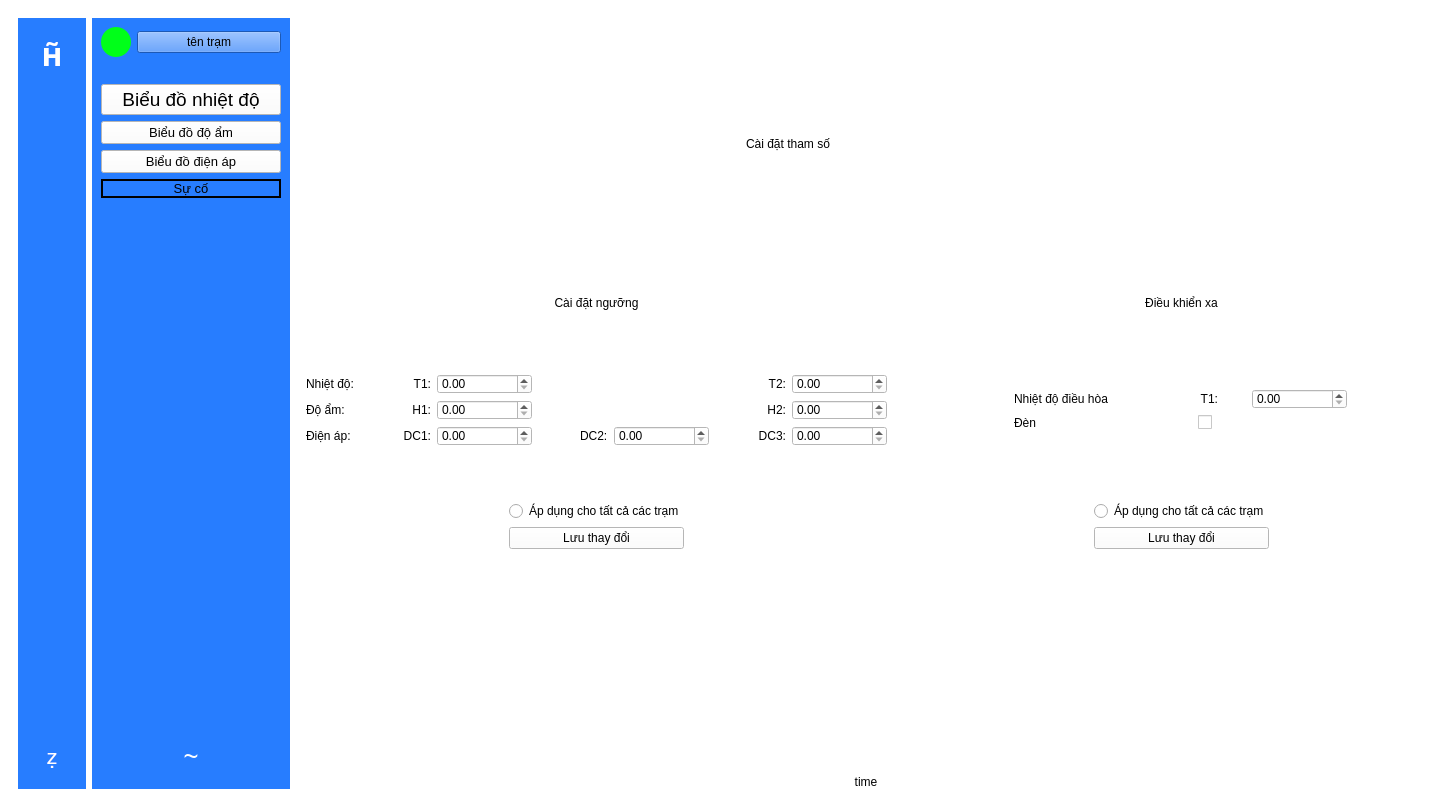
Above: ui designer/main.ui from dangcute99/De-tai-2024 before the change. Below: the same form after it.
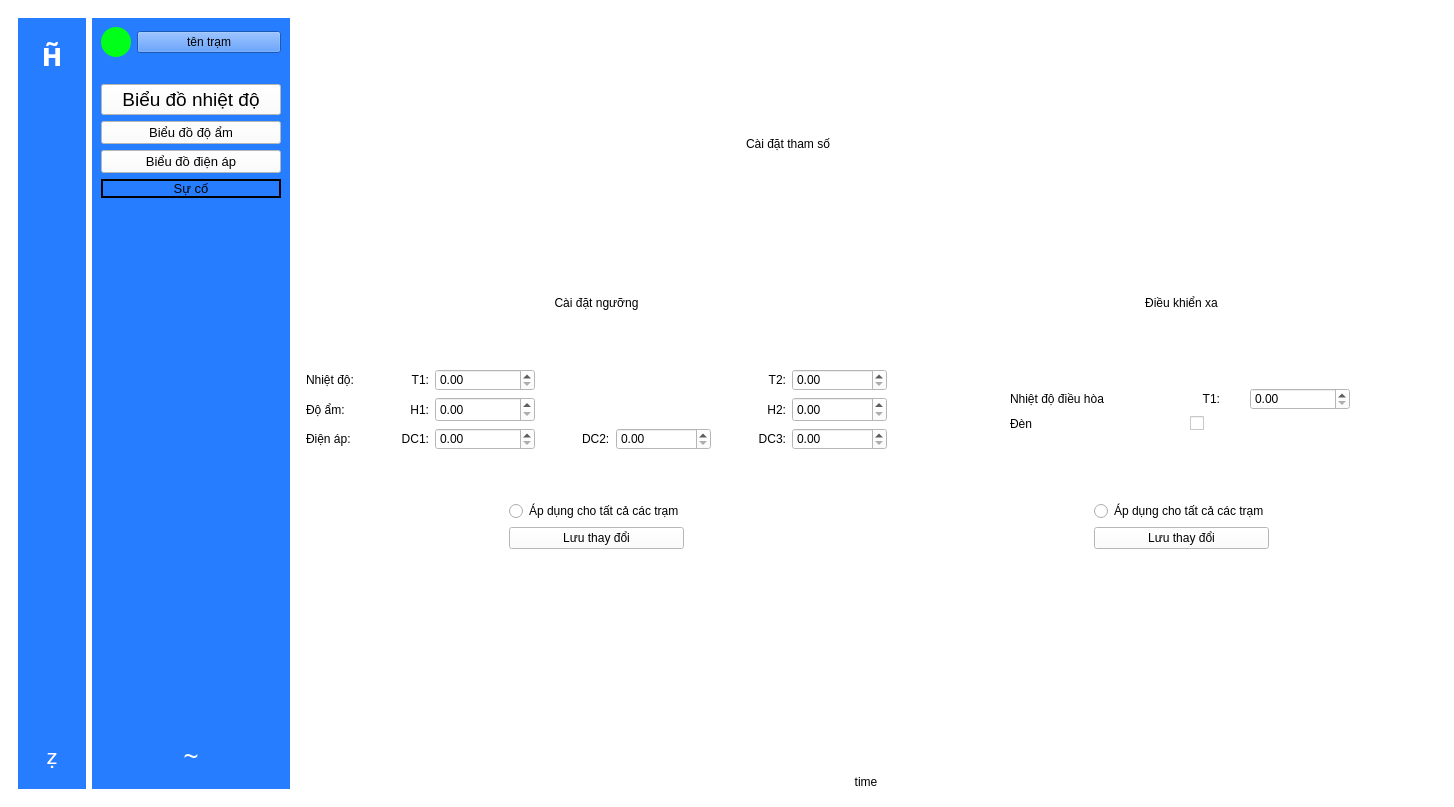
That is the form after the change. Icons and pictures are not drawn.

```diff
--- a/ui designer/main.ui
+++ b/ui designer/main.ui
@@ -2706,14 +2706,14 @@
                   <widget class="QDoubleSpinBox" name="doubleSpinBox">
                    <property name="minimumSize">
                     <size>
-                     <width>95</width>
+                     <width>100</width>
                      <height>20</height>
                     </size>
                    </property>
                    <property name="maximumSize">
                     <size>
-                     <width>95</width>
-                     <height>20</height>
+                     <width>100</width>
+                     <height>50</height>
                     </size>
                    </property>
                    <property name="styleSheet">
@@ -2725,14 +2725,14 @@
                   <widget class="QDoubleSpinBox" name="doubleSpinBox_2">
                    <property name="minimumSize">
                     <size>
-                     <width>95</width>
-                     <height>20</height>
+                     <width>100</width>
+                     <height>25</height>
                     </size>
                    </property>
                    <property name="maximumSize">
                     <size>
-                     <width>95</width>
-                     <height>20</height>
+                     <width>100</width>
+                     <height>50</height>
                     </size>
                    </property>
                   </widget>
@@ -2747,8 +2747,8 @@
                    </property>
                    <property name="maximumSize">
                     <size>
-                     <width>95</width>
-                     <height>20</height>
+                     <width>100</width>
+                     <height>50</height>
                     </size>
                    </property>
                   </widget>
@@ -2855,8 +2855,8 @@
                    </property>
                    <property name="maximumSize">
                     <size>
-                     <width>95</width>
-                     <height>20</height>
+                     <width>100</width>
+                     <height>50</height>
                     </size>
                    </property>
                   </widget>
@@ -2898,8 +2898,8 @@
                    </property>
                    <property name="maximumSize">
                     <size>
-                     <width>95</width>
-                     <height>20</height>
+                     <width>100</width>
+                     <height>50</height>
                     </size>
                    </property>
                   </widget>
@@ -2914,8 +2914,8 @@
                    </property>
                    <property name="maximumSize">
                     <size>
-                     <width>95</width>
-                     <height>20</height>
+                     <width>100</width>
+                     <height>50</height>
                     </size>
                    </property>
                   </widget>
@@ -2930,8 +2930,8 @@
                    </property>
                    <property name="maximumSize">
                     <size>
-                     <width>95</width>
-                     <height>20</height>
+                     <width>100</width>
+                     <height>50</height>
                     </size>
                    </property>
                   </widget>
@@ -3041,10 +3041,68 @@
                   <widget class="QCheckBox" name="checkBox">
                    <property name="maximumSize">
                     <size>
-                     <width>20</width>
-                     <height>20</height>
+                     <width>30</width>
+                     <height>30</height>
                     </size>
                    </property>
+                   <property name="styleSheet">
+                    <string notr="true">
+            QCheckBox: {
+                &quot;spacing&quot;: &quot;7px&quot;,
+                &quot;color&quot;: &quot;#333333&quot;,
+                &quot;padding&quot;: &quot;3px&quot;,
+                &quot;indicator&quot;: {
+                    &quot;width&quot;: &quot;18px&quot;,
+                    &quot;height&quot;: &quot;18px&quot;,
+                    &quot;border&quot;: &quot;2px solid #999999&quot;,
+                    &quot;border-radius&quot;: &quot;3px&quot;,
+                    &quot;background-color&quot;: &quot;white&quot;,
+                    &quot;image-position&quot;: &quot;center center&quot;,
+                    &quot;hover&quot;: {
+                        &quot;border-color&quot;: &quot;#0078D7&quot;
+                    }
+                },
+                &quot;checked&quot;: {
+                    &quot;indicator&quot;: {
+                        &quot;background-color&quot;: &quot;#0078D7&quot;,
+                        &quot;border-color&quot;: &quot;#0078D7&quot;
+                    }
+                },
+                &quot;unchecked&quot;: {
+                    &quot;indicator&quot;: {
+                        &quot;background-color&quot;: &quot;white&quot;
+                    }
+                },
+                &quot;indeterminate&quot;: {
+                    &quot;indicator&quot;: {
+                        &quot;background-color&quot;: &quot;#f0f0f0&quot;
+                    }
+                },
+                &quot;disabled&quot;: {
+                    &quot;color&quot;: &quot;#999999&quot;,
+                    &quot;indicator&quot;: {
+                        &quot;border-color&quot;: &quot;#cccccc&quot;,
+                        &quot;background-color&quot;: &quot;#f0f0f0&quot;
+                    }
+                },
+                &quot;focus&quot;: {
+                    &quot;indicator&quot;: {
+                        &quot;border-color&quot;: &quot;#0078D7&quot;
+                    }
+                },
+                &quot;hover&quot;: {
+                    &quot;color&quot;: &quot;#000000&quot;
+                },
+                &quot;pressed&quot;: {
+                    &quot;indicator&quot;: {
+                        &quot;border-color&quot;: &quot;#005a9e&quot;,
+                        &quot;background-color&quot;: &quot;#e5f3ff&quot;
+                    }
+                }
+            }
+    
+  </string>
+                   </property>
                    <property name="text">
                     <string/>
                    </property>
@@ -3052,6 +3110,12 @@
                  </item>
                  <item row="3" column="0">
                   <widget class="QLabel" name="label_66">
+                   <property name="maximumSize">
+                    <size>
+                     <width>16777215</width>
+                     <height>50</height>
+                    </size>
+                   </property>
                    <property name="text">
                     <string>Đèn</string>
                    </property>
@@ -3097,14 +3161,14 @@
                   <widget class="QDoubleSpinBox" name="doubleSpinBox_8">
                    <property name="minimumSize">
                     <size>
-                     <width>95</width>
+                     <width>100</width>
                      <height>20</height>
                     </size>
                    </property>
                    <property name="maximumSize">
                     <size>
-                     <width>95</width>
-                     <height>20</height>
+                     <width>100</width>
+                     <height>50</height>
                     </size>
                    </property>
                   </widget>
```
Left out of the diff: 1744 changed lines with no effect on the pictures.
